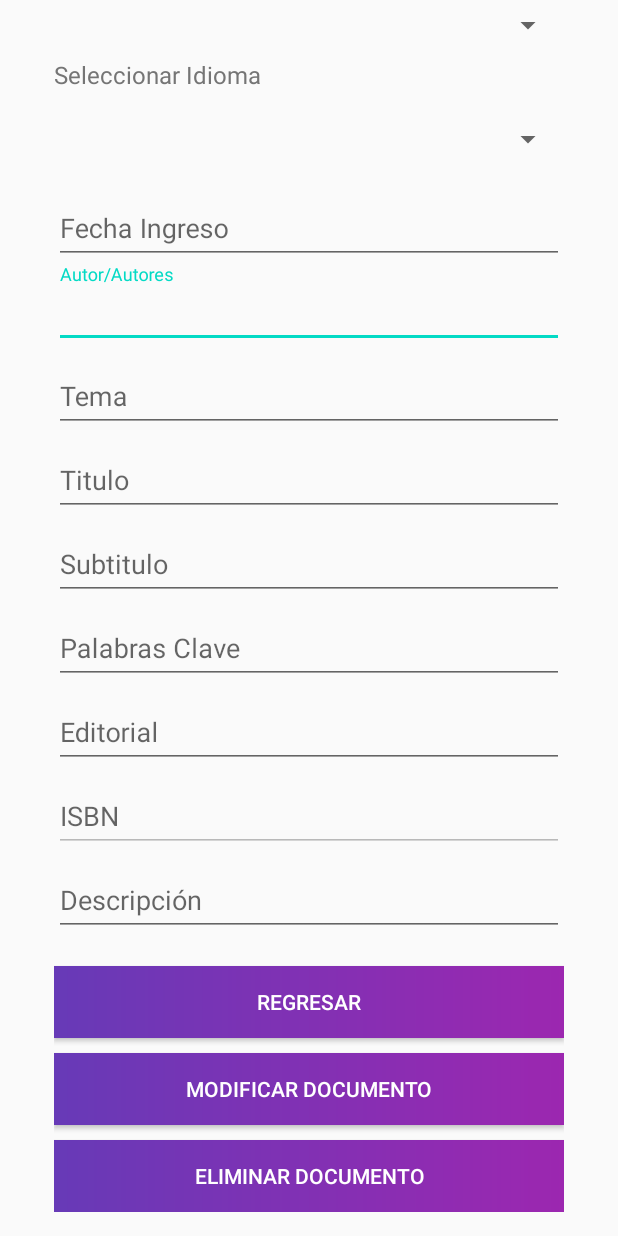
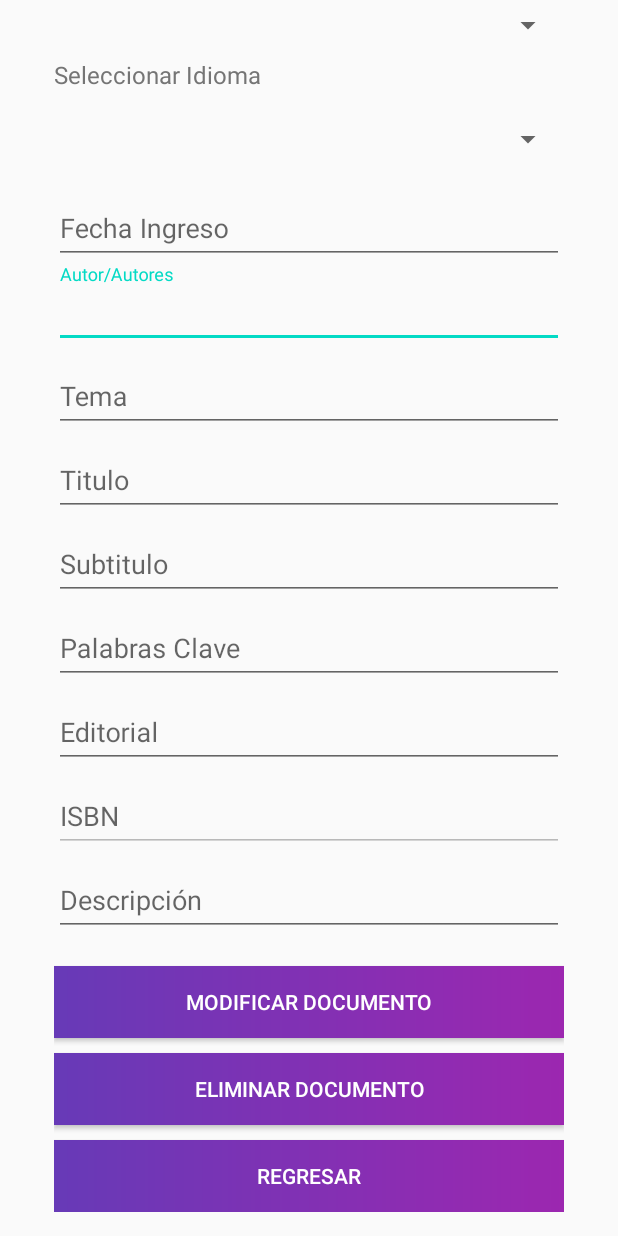
Before and after one commit to franciscocotto/Inventario, an Android app: the fragment ConDocumentos shown on its own in the app's theme, scrolled down 160 dp, on a phone screen of 412 x 824 dp. Run offline under Robolectric (Android 15) with nearby library versions, the phone set to English and light mode, and no system bars; our stand-ins replace Volley; libraries missing offline, so code that uses them is left out: cz.msebera.android; network calls fail; 1 statement that could not run was skipped.

Commit message:
Agregados botones de regreso en pantallas agregar consultar y busqueda documentos y agregar equipos

```diff
--- a/app/src/main/res/layout/fragment_con_documentos.xml
+++ b/app/src/main/res/layout/fragment_con_documentos.xml
@@ -230,14 +230,6 @@
                     android:singleLine="true" />
 
             </com.google.android.material.textfield.TextInputLayout>
-            <Button
-                android:id="@+id/btnRegresar"
-                android:layout_width="fill_parent"
-                android:layout_height="wrap_content"
-                android:text="Regresar"
-                android:background="@drawable/gradient_1"
-                android:layout_marginTop="20dp"
-                android:textColor="@android:color/white"/>
 
             <Button
             android:id="@+id/btnModificar"
@@ -245,7 +237,7 @@
             android:layout_height="wrap_content"
             android:text="Modificar Documento"
             android:background="@drawable/gradient_1"
-            android:layout_marginTop="10dp"
+            android:layout_marginTop="20dp"
             android:textColor="@android:color/white"/>
 
             <Button
@@ -256,6 +248,14 @@
                 android:background="@drawable/gradient_1"
                 android:layout_marginTop="10dp"
                 android:textColor="@android:color/white"/>
+            <Button
+                android:id="@+id/btnRegresar"
+                android:layout_width="fill_parent"
+                android:layout_height="wrap_content"
+                android:text="Regresar"
+                android:background="@drawable/gradient_1"
+                android:layout_marginTop="10dp"
+                android:textColor="@android:color/white"/>
 
         </LinearLayout>
 
```
Also changed, not shown: app/src/main/java/com/example/inventario/AddDocumentos.java (+22 -2 lines), app/src/main/java/com/example/inventario/AddEquipos.java (+26 -1 lines), app/src/main/java/com/example/inventario/BuscarDocumento.java (+16 -2 lines), app/src/main/res/layout/fragment_add_documento.xml (+8 -0 lines), app/src/main/res/layout/fragment_add_equipos.xml (+8 -0 lines), app/src/main/res/layout/fragment_buscar_documento.xml (+8 -1 lines).
